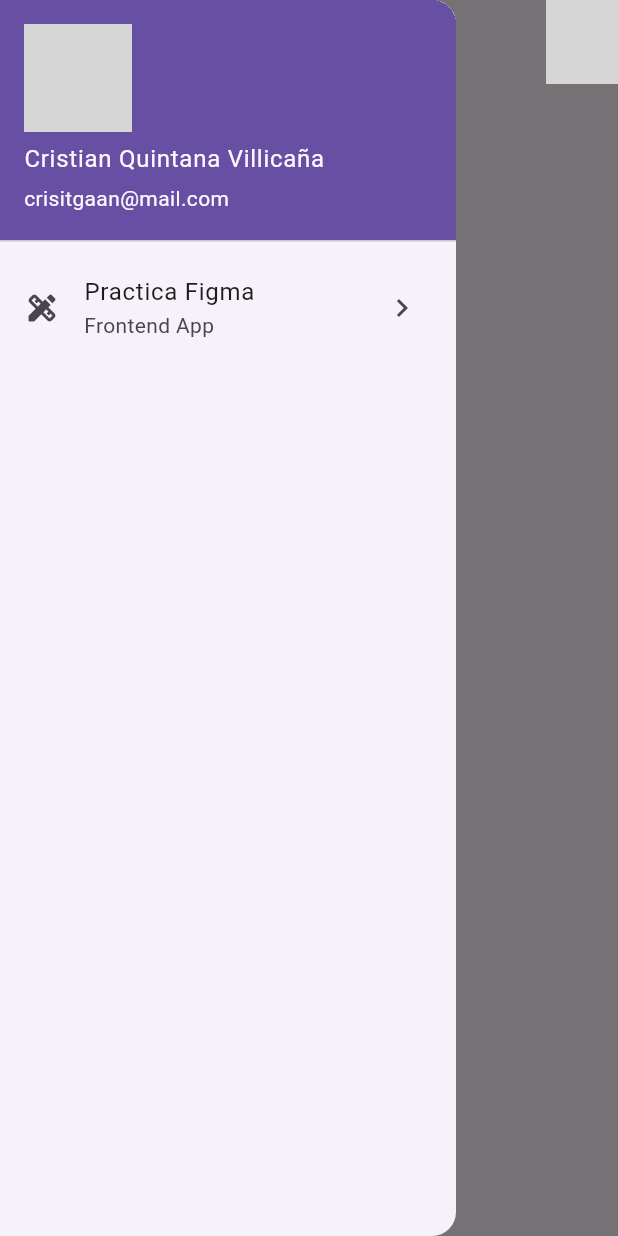
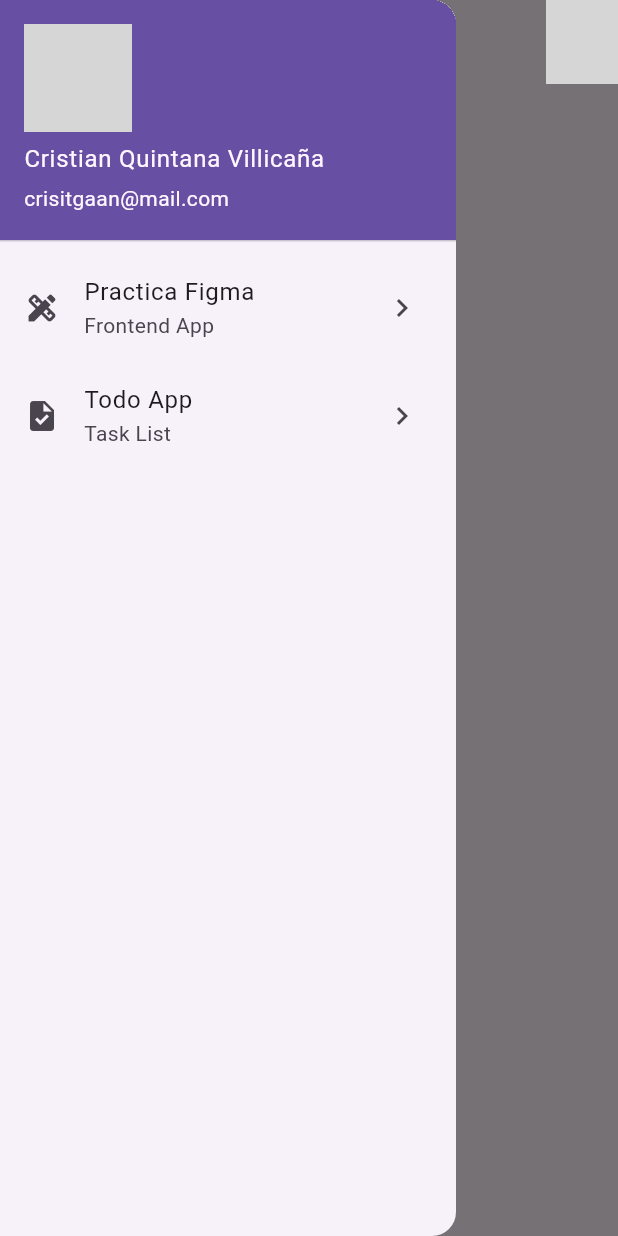
Before and after one commit to Cris-afk-svg/pmsn2025, a Flutter app: the DashboardScreen screen opened by its route, with the side drawer open, on a phone screen of 412 x 824 dp. Run offline on Flutter 3.47's test engine with Material 3 defaults, Android fonts, the phone set to English and light mode, and no system bars; our stand-ins replace another_flutter_splash_screen, lottie, sqflite; missing offline and left inert: dark_light_button; accounts and stored records are empty; network calls fail; grey boxes are pictures that could not be loaded.

Commit message:
Implementacion de base de datos

```diff
--- a/lib/database/task_database.dart
+++ b/lib/database/task_database.dart
@@ -1,5 +1,6 @@
 import 'dart:io';
 import 'package:path_provider/path_provider.dart';
+import 'package:pmsn2025/models/todo_model.dart';
 import 'package:sqflite/sqflite.dart';
 import 'package:path/path.dart';
 
@@ -20,8 +21,36 @@ class TaskDatabase {
     Directory directory = await getApplicationDocumentsDirectory();
     String path = join(directory.path, NAMEDB);
     return openDatabase(path, version: VERSIONDB, onCreate: (db, version) {
-      String query = 'CREATE TABLE ...';
+      String query = '''CREATE TABLE todo (
+          idTodo integer primary key,
+          title_todo varchar(35),
+          desc_todo varchar(100),
+        date_todo varchar(10),
+        status_todo boolean
+      )''';
       db.execute(query);
     });
   }
+
+  Future<int> INSERTAR(String table, Map<String, dynamic> map) async {
+    final con = await database;
+    return con!.insert(table, map);
+  }
+
+  Future<int> UPDATE(String table, Map<String, dynamic> map) async {
+    final con = await database;
+    return con!
+        .update(table, map, where: 'idTodo = ?', whereArgs: [map['idTodo']]);
+  }
+
+  Future<int> DELETE(String table, int idTodo) async {
+    final con = await database;
+    return con!.delete(table, where: 'idTodo = ?', whereArgs: [idTodo]);
+  }
+
+  Future<List<TodoModel>> SELECT() async {
+    final con = await database;
+    var result = await con!.query('todo');
+    return result.map((task) => TodoModel.fromMap(task)).toList();
+  }
 }
--- a/lib/main.dart
+++ b/lib/main.dart
@@ -2,6 +2,7 @@ import 'package:flutter/material.dart';
 import 'package:pmsn2025/screens/dashboard_screen.dart';
 import 'package:pmsn2025/screens/list_students_screen.dart';
 import 'package:pmsn2025/screens/splash_screen.dart';
+import 'package:pmsn2025/screens/todo_screen.dart';
 import 'package:pmsn2025/utils/global_values.dart';
 
 void main() => runApp(const MyApp());
@@ -19,6 +20,7 @@ class MyApp extends StatelessWidget {
               routes: {
                 '/list': (context) => const ListStudentsScreen(),
                 '/dashboard': (context) => const DashboardScreen(),
+                '/todo': (context) => const TodoScreen(),
               },
               title: 'Material App',
               home: const SplashScreen());
--- /dev/null
+++ b/lib/models/todo_model.dart
@@ -0,0 +1,23 @@
+class TodoModel {
+  int? idTodo;
+  String? title_todo;
+  String? desc_todo;
+  String? date_todo;
+  bool? status_todo;
+
+  TodoModel(
+      {this.idTodo,
+      this.title_todo,
+      this.desc_todo,
+      this.date_todo,
+      this.status_todo});
+
+  factory TodoModel.fromMap(Map<String, dynamic> map) {
+    return TodoModel(
+        idTodo: map['idTodo'],
+        title_todo: map['title_todo'],
+        desc_todo: map['desc_todo'],
+        date_todo: map['date_todo'],
+        status_todo: map['status_todo']);
+  }
+}
--- a/lib/screens/dashboard_screen.dart
+++ b/lib/screens/dashboard_screen.dart
@@ -46,6 +46,15 @@ class _DashboardScreenState extends State<DashboardScreen> {
             title: Text('Practica Figma'),
             subtitle: Text('Frontend App'),
             trailing: Icon(Icons.chevron_right),
+          ),
+          ListTile(
+            onTap: () {
+              Navigator.pushNamed(context, 'todo');
+            },
+            leading: Icon(Icons.task),
+            title: Text('Todo App'),
+            subtitle: Text('Task List'),
+            trailing: Icon(Icons.chevron_right),
           )
         ]),
       ),
```
Also changed, not shown: lib/screens/todo_screen.dart (added, +84 -0 lines).
